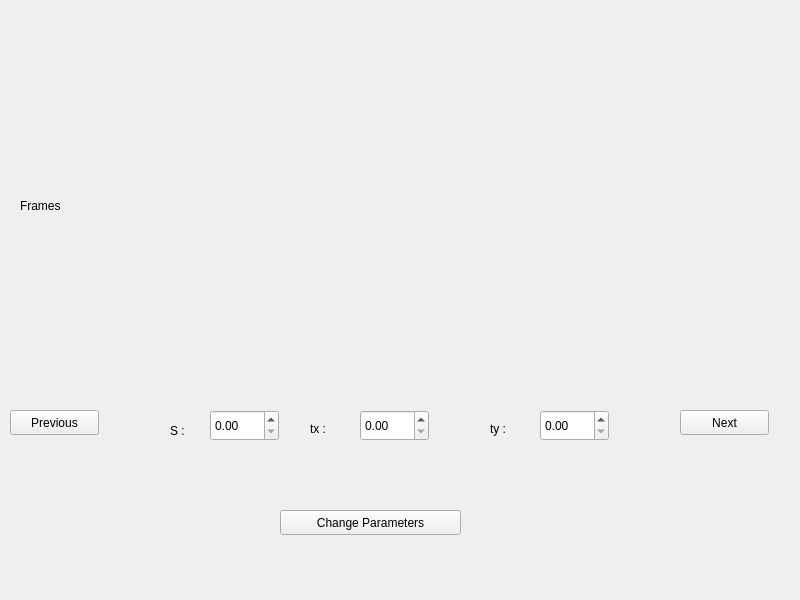
The window that XML/design.ui (Adrijac3/camera_framework) describes before a commit, drawn with Qt 5.
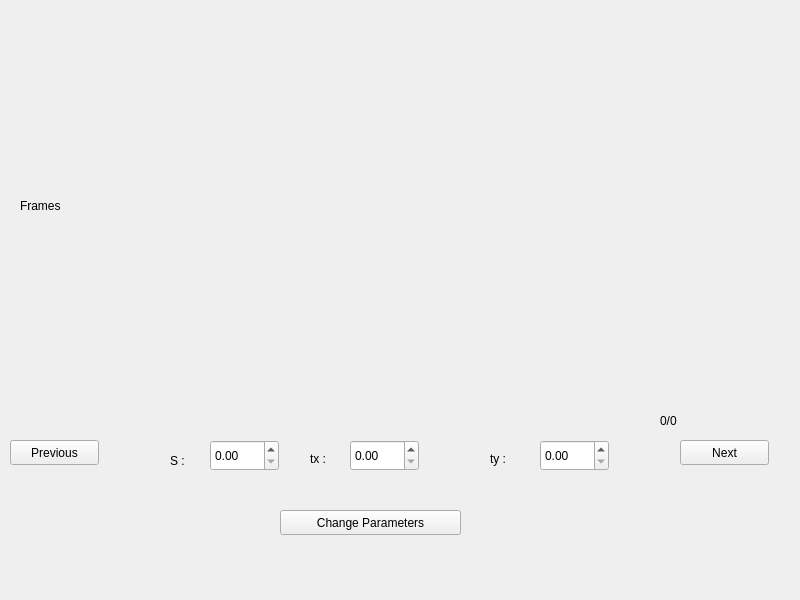
The same window after the commit.

Commit message: change in design, new frame status label

```diff
--- a/XML/design.ui
+++ b/XML/design.ui
@@ -37,7 +37,7 @@
     <property name="geometry">
      <rect>
       <x>10</x>
-      <y>410</y>
+      <y>440</y>
       <width>89</width>
       <height>25</height>
      </rect>
@@ -50,7 +50,7 @@
     <property name="geometry">
      <rect>
       <x>680</x>
-      <y>410</y>
+      <y>440</y>
       <width>89</width>
       <height>25</height>
      </rect>
@@ -63,7 +63,7 @@
     <property name="geometry">
      <rect>
       <x>170</x>
-      <y>420</y>
+      <y>450</y>
       <width>21</width>
       <height>21</height>
      </rect>
@@ -76,7 +76,7 @@
     <property name="geometry">
      <rect>
       <x>310</x>
-      <y>420</y>
+      <y>450</y>
       <width>31</width>
       <height>17</height>
      </rect>
@@ -89,7 +89,7 @@
     <property name="geometry">
      <rect>
       <x>490</x>
-      <y>420</y>
+      <y>450</y>
       <width>31</width>
       <height>17</height>
      </rect>
@@ -115,7 +115,7 @@
     <property name="geometry">
      <rect>
       <x>210</x>
-      <y>410</y>
+      <y>440</y>
       <width>69</width>
       <height>31</height>
      </rect>
@@ -124,8 +124,8 @@
    <widget class="QDoubleSpinBox" name="tx_input">
     <property name="geometry">
      <rect>
-      <x>360</x>
-      <y>410</y>
+      <x>350</x>
+      <y>440</y>
       <width>69</width>
       <height>31</height>
      </rect>
@@ -135,12 +135,25 @@
     <property name="geometry">
      <rect>
       <x>540</x>
-      <y>410</y>
+      <y>440</y>
       <width>69</width>
       <height>31</height>
      </rect>
     </property>
    </widget>
+   <widget class="QLabel" name="frame_info_label">
+    <property name="geometry">
+     <rect>
+      <x>660</x>
+      <y>410</y>
+      <width>121</width>
+      <height>21</height>
+     </rect>
+    </property>
+    <property name="text">
+     <string>0/0</string>
+    </property>
+   </widget>
   </widget>
  </widget>
  <resources/>
```
The commit also changes 1 other file.
